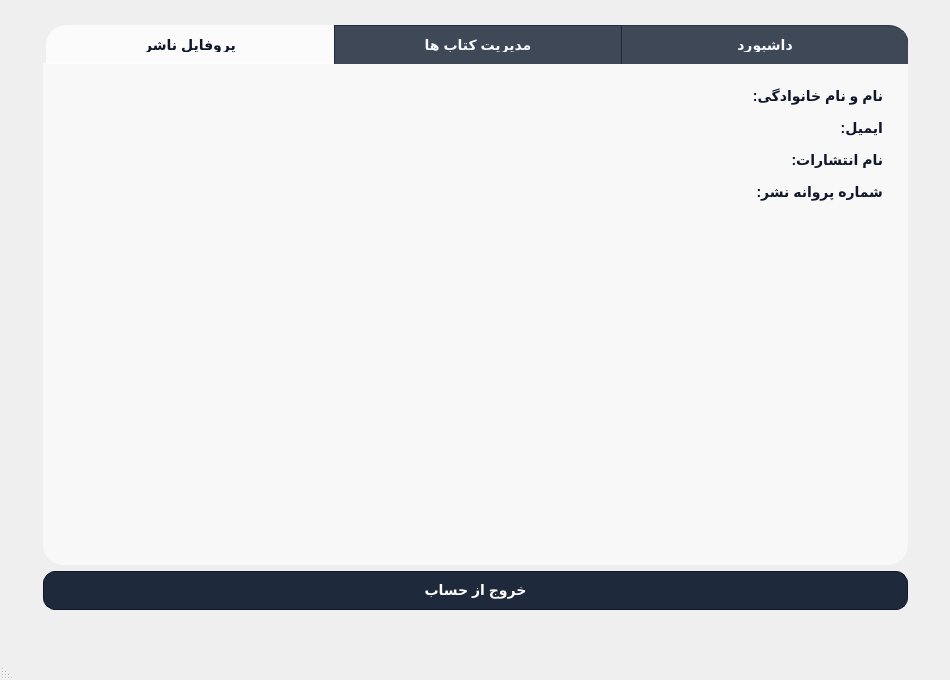
First picture: the form in client/publishermainwindow.ui, repository afkhamis1386-afk/bookCLUB_Project, before the edit.
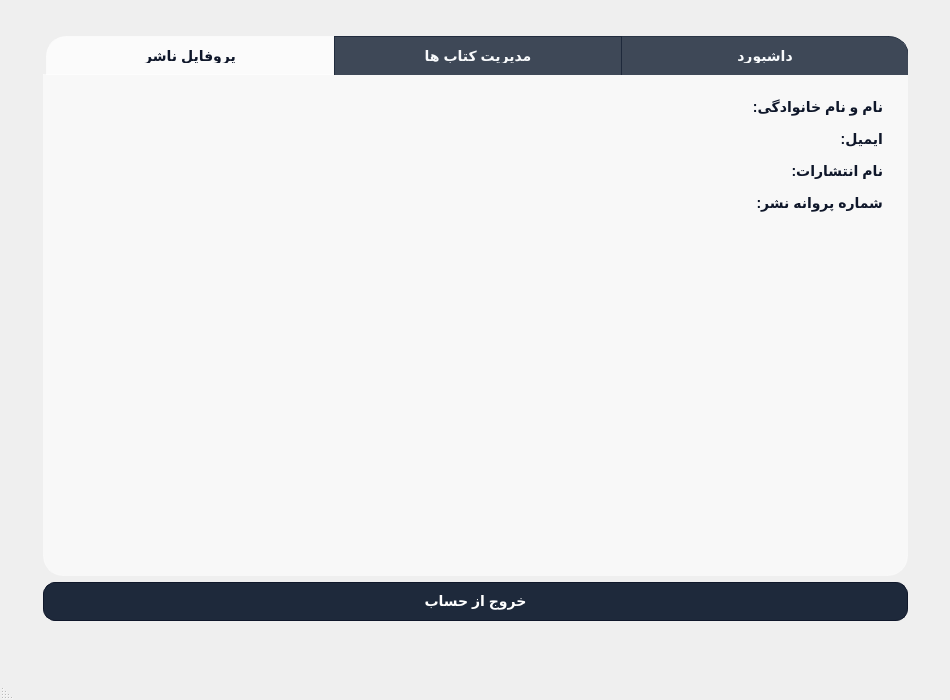
Second picture: the form after the edit. The open tabs and pages were chosen to show the change. Icons and pictures are not drawn.

Patch:
```diff
--- a/client/publishermainwindow.ui
+++ b/client/publishermainwindow.ui
@@ -7,7 +7,7 @@
     <x>0</x>
     <y>0</y>
     <width>950</width>
-    <height>680</height>
+    <height>700</height>
    </rect>
   </property>
   <property name="windowTitle">
```
Left out of the diff: 12 changed lines with no effect on the pictures.
